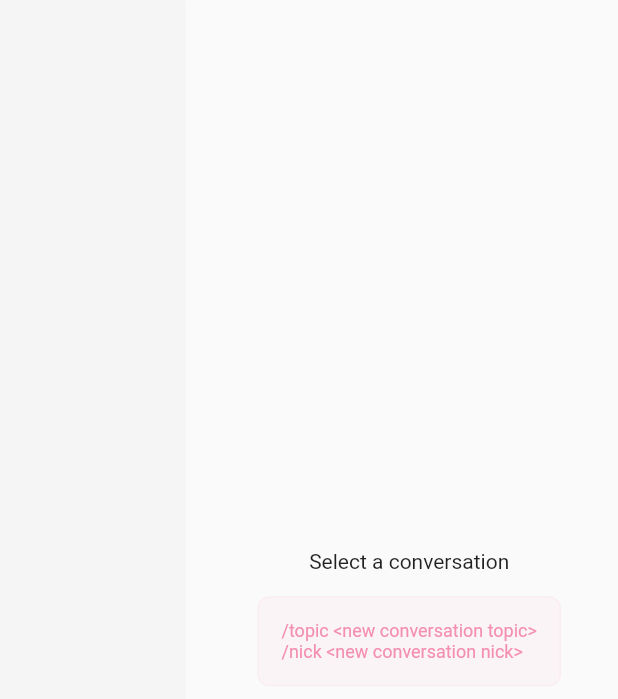
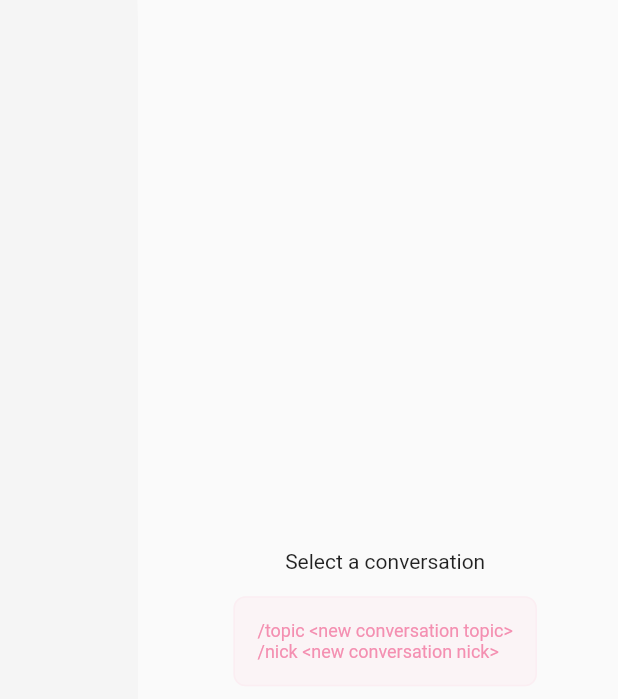
Before and after one commit to nimona/flutter-mochi, a Flutter app: the screen it shows after launch, on a phone screen of 412 x 824 dp. Shown: the top 699 px of the screen. Run offline on Flutter 3.47's test engine with Material 2 defaults, Android fonts, the phone set to English and light mode, and no system bars; our stand-ins replace bloc, equatable, faker, flutter_bloc, flutter_local_notifications, google_fonts and 1 more; missing offline and left inert: base58check, nimona.

Commit message:
fix: fix details layout sizing

```diff
--- a/lib/master_detail_layout.dart
+++ b/lib/master_detail_layout.dart
@@ -43,19 +43,15 @@ class _MasterDetailLayoutState extends State<MasterDetailLayout> {
     return Row(
       children: <Widget>[
         Flexible(
-          flex: 3,
-          child: ConstrainedBox(
-            constraints: BoxConstraints(
-              maxWidth: 250,
-            ),
-            child: Material(
-              elevation: 4.0,
-              child: ConversationListContainer(),
-            ),
+          flex: 2,
+          child: Material(
+            elevation: 4.0,
+            child: ConversationListContainer(),
           ),
         ),
         Flexible(
           flex: 7,
+          fit: FlexFit.tight,
           child: Scaffold(
             body: messagesContainer,
           ),
```
Also changed, not shown: 7 other files.
